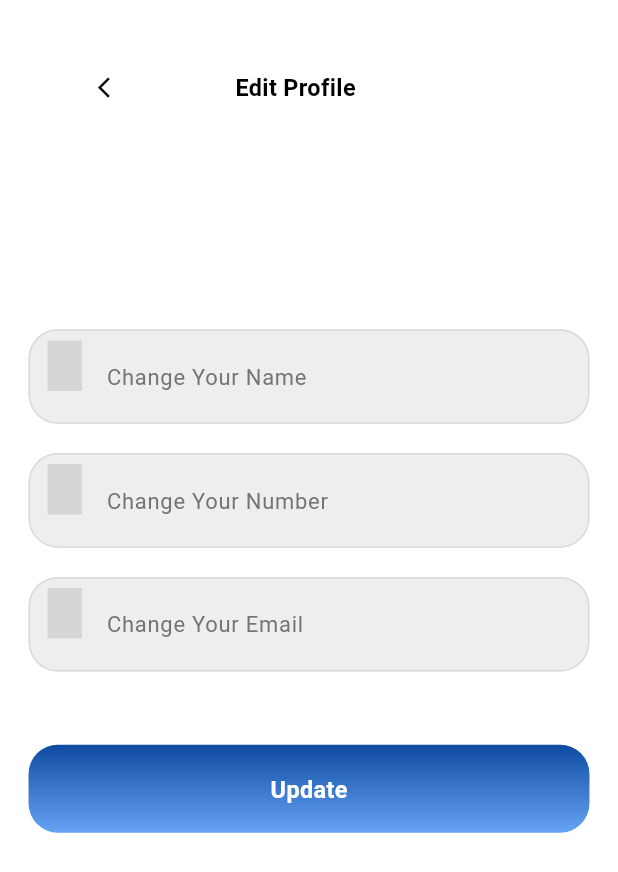
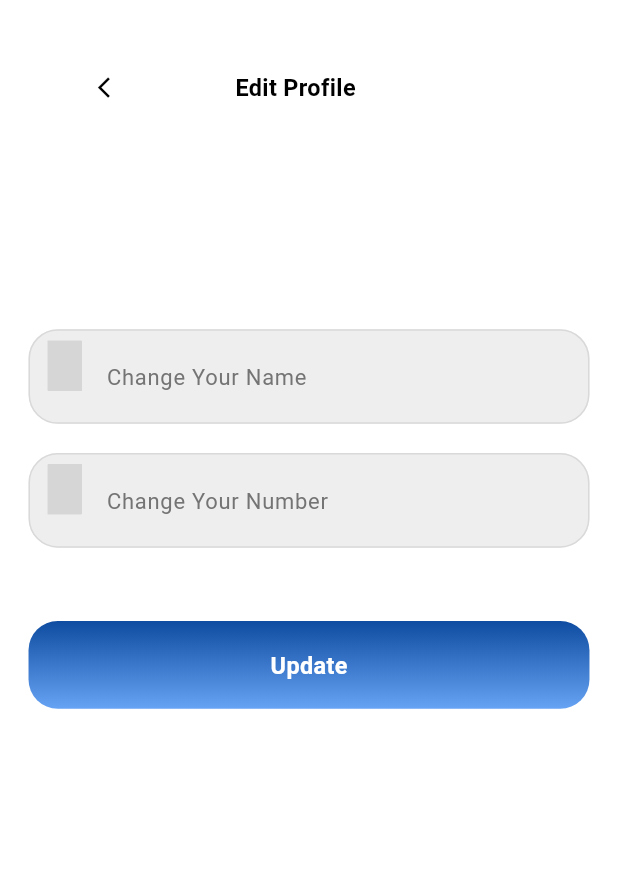
Before and after one commit to ahmed3ab3al/Human_Activity_Recognition, a Flutter app: the ProfileDataViewBody screen opened directly, after a tap on "Edit Profile", on a phone screen of 412 x 824 dp. Shown: the top 872 px of the screen. Run offline on Flutter 3.47's test engine with Material 3 defaults, Android fonts, the phone set to English and light mode, and no system bars; our stand-ins replace awesome_notifications, bloc, circle_nav_bar, date_picker_timeline, dio, flutter_bloc and 15 more; missing offline and left inert: gradient_icon; accounts and stored records are empty; network calls fail; grey boxes are pictures that could not be loaded.

Commit message:
Handle Chat and Change Image

```diff
--- a/lib/constants.dart
+++ b/lib/constants.dart
@@ -1,3 +1,4 @@
+import 'package:graduation_project/core/cache/cache_helper.dart';
 import 'package:graduation_project/core/utils/assets.dart';
 
 String role = 'rolename';
@@ -24,3 +25,6 @@ Map<String, String> activityPhoto = {
   'Sitting': AppAssets.sit,
   'null': AppAssets.sit,
 };
+
+String personImage = CacheHelper().getData(key: userRole) == 'mentor' ? AppAssets.person : AppAssets.oldPerson;
+String anotherImage = CacheHelper().getData(key: userRole) == 'mentor' ? AppAssets.oldPerson : AppAssets.person;
--- a/lib/core/utils/assets.dart
+++ b/lib/core/utils/assets.dart
@@ -28,6 +28,8 @@ class AppAssets {
   static const upStair = '$path/up_stair.png';
   static const vitamin = '$path/vitamin_a.png';
   static const waveHand = '$path/wave_hand.png';
+  static const person = '$path/person.png';
+  static const oldPerson = '$path/old_person.jpg';
 
   static const animation = '$lottie/Animation - 1715290891194.json';
 }
--- a/lib/features/auth/presentation/view_models/login_cubit/login_cubit.dart
+++ b/lib/features/auth/presentation/view_models/login_cubit/login_cubit.dart
@@ -6,6 +6,7 @@ import 'package:graduation_project/core/cache/cache_helper.dart';
 import 'package:graduation_project/core/errors/exception.dart';
 import 'package:graduation_project/features/auth/data/model/login_model.dart';
 import '../../../../../core/api/api_helper.dart';
+import '../../../../../core/utils/assets.dart';
 part 'login_state.dart';
 
 class LoginCubit extends Cubit<LoginState> {
@@ -52,6 +53,9 @@ class LoginCubit extends Cubit<LoginState> {
       CacheHelper().saveData(
           key: userPhone,
           value: LoginModel.fromJson(response.data).user!.phone);
+
+      personImage = CacheHelper().getData(key: userRole) == 'mentor' ? AppAssets.person : AppAssets.oldPerson;
+      anotherImage = CacheHelper().getData(key: userRole) == 'mentor' ? AppAssets.oldPerson : AppAssets.person;
       emit(LoginSuccessState(
           message: LoginModel.fromJson(response.data).message!));
     } on ServerException catch (e) {
--- a/lib/features/chat/presentation/views/widgets/chat_messages.dart
+++ b/lib/features/chat/presentation/views/widgets/chat_messages.dart
@@ -40,7 +40,7 @@ class ChatMessages extends StatelessWidget {
     ];
     return BlocBuilder<ChatCubit, ChatState>(
       builder: (context, state) {
-        return state is GetMessageLoading
+        return state is GetMessageLoading || ChatCubit.get(context).messagesModel == null
             ? Expanded(
                 child: ListView.separated(
                   physics: const ScrollPhysics(),
@@ -62,7 +62,7 @@ class ChatMessages extends StatelessWidget {
                   itemCount: loading.length,
                 ),
               )
-            : Expanded(
+            :ChatCubit.get(context).messagesModel!.results!.isEmpty ? Container(): Expanded(
                 child: ListView.separated(
                   physics: const ScrollPhysics(),
                   reverse: true,
@@ -88,7 +88,7 @@ class ChatMessages extends StatelessWidget {
                   itemCount:
                       ChatCubit.get(context).messagesModel!.results!.length,
                 ),
-              );
+              ) ;
       },
     );
   }
--- a/lib/features/home/presentation/views/mentors_body.dart
+++ b/lib/features/home/presentation/views/mentors_body.dart
@@ -8,6 +8,7 @@ import 'package:graduation_project/features/home/presentation/view_models/patien
 import 'package:graduation_project/features/home/presentation/views/widgets/mentor_requesr_loading.dart';
 import 'package:graduation_project/features/medicine/presentation/views/widgets/line_container.dart';
 import 'package:pull_to_refresh/pull_to_refresh.dart';
+import '../../../../constants.dart';
 import '../../../../core/utils/colors.dart';
 import '../../../../core/utils/styles.dart';
 
@@ -134,8 +135,8 @@ Widget buildMentorItem({
             ),
             CircleAvatar(
               radius: 30.r,
-              backgroundImage: const NetworkImage('https://i.pravatar.cc/300'),
-              backgroundColor: Colors.black,
+              backgroundImage:  AssetImage(anotherImage),
+              backgroundColor: Colors.blue,
             ),
             SizedBox(
               width: MediaQuery.sizeOf(context).width / 15,
--- a/lib/features/home/presentation/views/patient_details_view.dart
+++ b/lib/features/home/presentation/views/patient_details_view.dart
@@ -3,6 +3,7 @@ import 'package:flutter/material.dart';
 import 'package:flutter_bloc/flutter_bloc.dart';
 import 'package:go_router/go_router.dart';
 import 'package:graduation_project/core/cache/cache_helper.dart';
+import 'package:graduation_project/features/chat/presentation/view_models/chat_cubit.dart';
 import '../../../../constants.dart';
 import '../../../../core/utils/app_router.dart';
 import '../../../../core/utils/colors.dart';
@@ -17,6 +18,7 @@ class PatientDetailsView extends StatelessWidget {
   @override
   Widget build(BuildContext context) {
     MedicineCubit.get(context).getPatientsMedicine(patientID: patientID);
+    ChatCubit.get(context).getChat(back: true);
     return BlocConsumer<MentorCubit, MentorStates>(
       listener: (context, state) {},
       builder: (context, state) {
--- a/lib/features/home/presentation/views/widgets/name_profile_row.dart
+++ b/lib/features/home/presentation/views/widgets/name_profile_row.dart
@@ -26,9 +26,10 @@ class NameProfileRow extends StatelessWidget {
           onTap: () {
             GoRouter.of(context).push(AppRouter.kShowProfile);
           },
-          child: const CircleAvatar(
+          child:  CircleAvatar(
             radius: 15.0,
-            backgroundImage: NetworkImage('https://i.pravatar.cc/300'),
+            backgroundImage: AssetImage(personImage),
+            backgroundColor: Colors.blue,
           ),
         ),
         5.horizontalSpace,
--- a/lib/features/profile/presentation/views/widgets/profile_data_view_body.dart
+++ b/lib/features/profile/presentation/views/widgets/profile_data_view_body.dart
@@ -60,7 +60,9 @@ class ProfileDataViewBody extends StatelessWidget {
               child: CircleAvatar(
                 backgroundColor: Colors.grey.shade200,
                 backgroundImage:
-                    const NetworkImage('https://i.pravatar.cc/300'),
+                     AssetImage(
+                         personImage,
+                     ),
                 child: Stack(
                   children: [
                     Positioned(
@@ -109,7 +111,7 @@ class ProfileDataViewBody extends StatelessWidget {
                       style: Styles.size16_700Black,
                     ),
                     const Spacer(),
-                    Text(
+                    SelectableText(
                       CacheHelper().getData(key: userId),
                       style: Styles.size16_700Black,
                     ),
--- a/lib/features/profile/presentation/views/widgets/profile_view_body.dart
+++ b/lib/features/profile/presentation/views/widgets/profile_view_body.dart
@@ -20,17 +20,14 @@ class EditProfileBody extends StatelessWidget {
 
   final nameController = TextEditingController();
   final phoneController = TextEditingController();
-  final emailController = TextEditingController();
-  final passwordController = TextEditingController();
   var formKey = GlobalKey<FormState>();
 
-  // final GlobalKey<FormState> loginFormKey = GlobalKey();
 
   @override
   Widget build(BuildContext context) {
     nameController.text = CacheHelper().getData(key: userName);
     phoneController.text = CacheHelper().getData(key: userPhone);
-    emailController.text = CacheHelper().getData(key: userEmail);
+
     return BlocProvider(
       create: (context) => ProfileCubit(getIt.get<DioHelper>()),
       child: BlocConsumer<ProfileCubit, ProfileStates>(
@@ -74,13 +71,6 @@ class EditProfileBody extends StatelessWidget {
                         type: TextInputType.number,
                         prefix: Icons.phone,
                       ),
-                      20.verticalSpace,
-                      EditTextFormFiled(
-                        hint: 'Email',
-                        customController: emailController,
-                        type: TextInputType.emailAddress,
-                        prefix: Icons.email_outlined,
-                      ),
                       50.verticalSpace,
                       state is EditProfileLoadingState
                           ? CustomLoadingItem(
```
Also changed, not shown: lib/features/chat/presentation/views/widgets/chat_details_appbar.dart (+4 -3 lines), lib/features/chat/presentation/views/widgets/patient_chats_items.dart (+5 -4 lines), lib/features/home/presentation/view_models/mentor_cubit/mentor_cubit.dart (+13 -14 lines).
